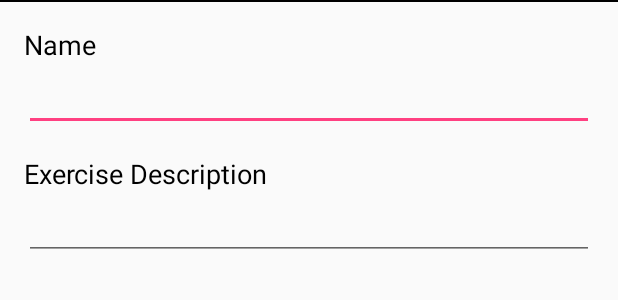
After one commit to adityap92/mypersonaltrainer, an Android app: the layout dialog_add_custom_exercise.xml on its own in the app's theme, with its tools: preview values and no code run, on a phone screen of 412 x 824 dp. The commit adds this screen. Shown: the top 300 px of the screen. Run offline under Robolectric (Android 15) with nearby library versions, the phone set to English and light mode, and no system bars.

Commit message:
added create new exercise functionality. can create custom or preselected exercises

```diff
--- a/app/src/main/java/io/mypersonaltrainer/mypersonaltrainer/utils/Exercise.java
+++ b/app/src/main/java/io/mypersonaltrainer/mypersonaltrainer/utils/Exercise.java
@@ -8,11 +8,13 @@ import java.io.Serializable;
 
 public class Exercise implements Serializable {
 
+    String id;
     String exerciseName;
     String exerciseInstruction;
     String vidUrl;
 
-    public Exercise(String exerciseName, String exerciseInstruction, String vidUrl){
+    public Exercise(String id,String exerciseName, String exerciseInstruction, String vidUrl){
+        this.id = id;
         this.exerciseName = exerciseName;
         this.exerciseInstruction = exerciseInstruction;
         this.vidUrl = vidUrl;
--- /dev/null
+++ b/app/src/main/res/layout/dialog_add_custom_exercise.xml
@@ -0,0 +1,34 @@
+<?xml version="1.0" encoding="utf-8"?>
+<LinearLayout xmlns:android="http://schemas.android.com/apk/res/android"
+    android:orientation="vertical" android:layout_width="match_parent"
+    android:layout_height="match_parent">
+    <ImageView
+        android:layout_width="match_parent"
+        android:layout_height="1dp"
+        android:background="@android:color/black"/>
+    <TextView
+        android:layout_width="wrap_content"
+        android:layout_height="wrap_content"
+        android:layout_marginStart="@dimen/activity_horizontal_margin"
+        android:layout_marginTop="@dimen/activity_vertical_margin"
+        android:textAppearance="@android:style/TextAppearance.Medium"
+        android:text="@string/name"/>
+    <EditText
+        android:layout_width="match_parent"
+        android:layout_height="wrap_content"
+        android:layout_marginStart="@dimen/activity_horizontal_margin"
+        android:layout_marginEnd="@dimen/activity_horizontal_margin" />
+    <TextView
+        android:layout_width="wrap_content"
+        android:layout_height="wrap_content"
+        android:layout_marginStart="@dimen/activity_horizontal_margin"
+        android:layout_marginTop="@dimen/activity_vertical_margin"
+        android:textAppearance="@android:style/TextAppearance.Medium"
+        android:text="@string/exercise_description"/>
+    <EditText
+        android:layout_width="match_parent"
+        android:layout_height="wrap_content"
+        android:layout_marginStart="@dimen/activity_horizontal_margin"
+        android:layout_marginEnd="@dimen/activity_horizontal_margin" />
+
+</LinearLayout>
--- a/app/src/main/res/values/dimens.xml
+++ b/app/src/main/res/values/dimens.xml
@@ -6,4 +6,5 @@
     <dimen name="card_radius">8dp</dimen>
     <dimen name="fab_elevation">6dp</dimen>
     <dimen name="fab_Z_trans">12dp</dimen>
+    <dimen name="child_view_horiz_margin">20dp</dimen>
 </resources>
--- a/app/src/main/res/values/strings.xml
+++ b/app/src/main/res/values/strings.xml
@@ -21,6 +21,8 @@
     <string name="male">Male</string>
     <string name="female">Female</string>
     <string name="welcome_back">Welcome Back,</string>
+    <string name="dialog_name">New Exercise</string>
+    <string name="exercise_description">Exercise Description</string>
 
     <string name="next">NEXT</string>
     <string name="sign_out">Sign Out</string>
```
Also changed, not shown: app/src/main/java/io/mypersonaltrainer/mypersonaltrainer/AddCustomExerciseDialog.java (added, +41 -0 lines), app/src/main/java/io/mypersonaltrainer/mypersonaltrainer/AddExerciseDialog.java (added, +151 -0 lines), app/src/main/java/io/mypersonaltrainer/mypersonaltrainer/WorkoutFragment.java (+30 -12 lines), app/src/main/res/layout/child_exercise.xml (added, +12 -0 lines), app/src/main/res/layout/dialog_add_exercise.xml (added, +15 -0 lines), app/src/main/res/layout/fragment_workout.xml (+18 -7 lines), app/src/main/res/layout/group_exercise.xml (added, +13 -0 lines), 1 other file.
